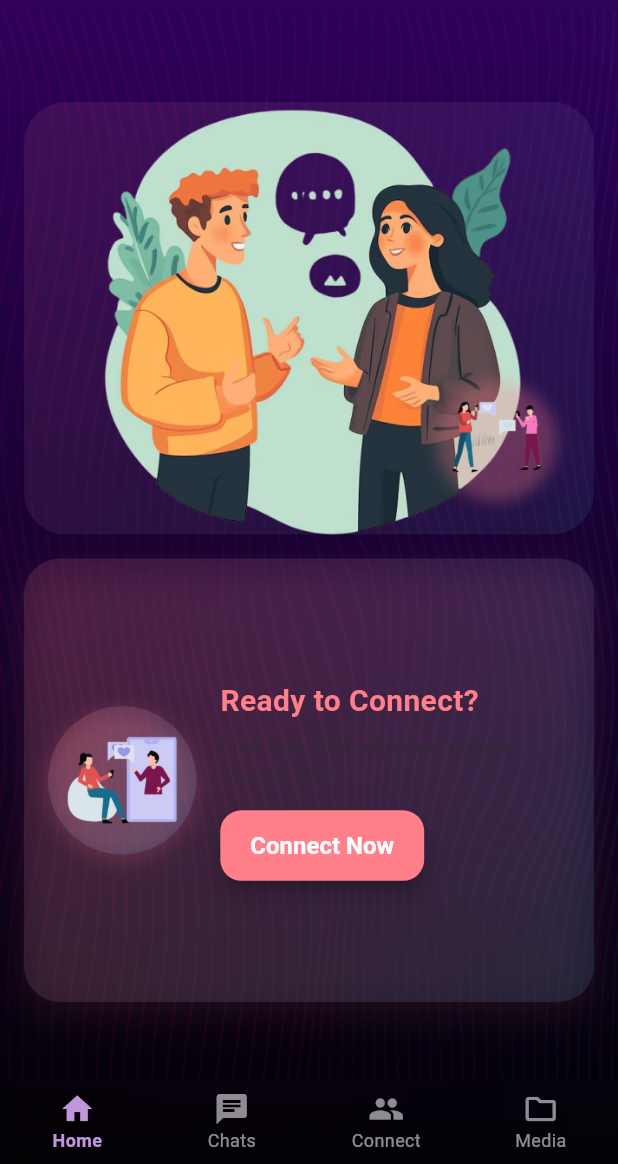
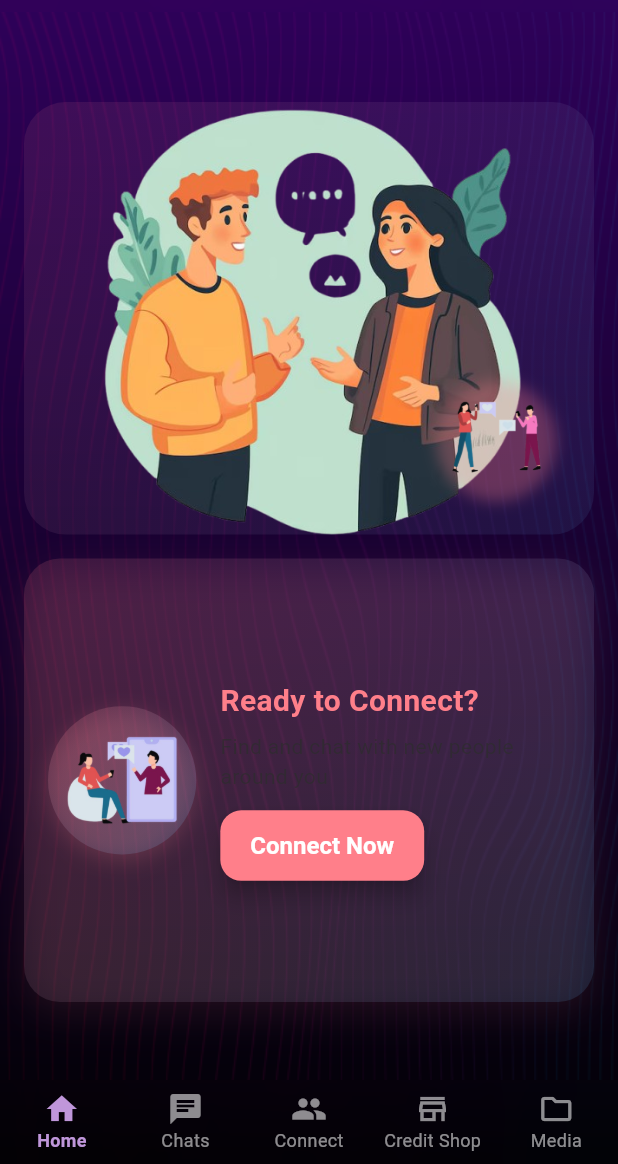
Before and after one commit to Aymanquad/Blabinn-Frontend, a Flutter app: the MainNavigationScreen screen opened by its route, in the side drawer, after a tap on the "person" icon, on a phone screen of 412 x 824 dp, the part 72-1236 px from its top. Run offline on Flutter 3.47's test engine with Material 3 defaults, Android fonts, the phone set to English and light mode, and no system bars; our stand-ins replace device_info_plus, firebase_auth, firebase_core, firebase_messaging, flutter_local_notifications, google_mobile_ads and 7 more; missing offline and left inert: in_app_purchase_android, screen_protector; accounts and stored records are empty; network calls fail.

Commit message:
added cred-shop and also ads-free feature for premium users

```diff
--- a/lib/app.dart
+++ b/lib/app.dart
@@ -32,6 +32,8 @@ import 'screens/test_interstitial_screen.dart';
 import 'widgets/interstitial_ad_manager.dart';
 import 'services/global_matching_service.dart';
 import 'widgets/credits_display.dart';
+import 'screens/credit_shop_screen.dart';
+import 'services/api_service.dart';
 
 // Global navigator key for navigation from anywhere
 final GlobalKey<NavigatorState> navigatorKey = GlobalKey<NavigatorState>();
@@ -321,10 +323,12 @@ class _MainNavigationScreenState extends State<MainNavigationScreen>
     _setupInAppNotificationListener();
     _initializeAnimations();
     _initializeGlobalMatchingService();
+    _claimDailyCreditsIfNeeded();
     _screens = [
       HomeScreen(onNavigateToTab: _onTabTapped),
       const ChatListScreen(),
       const ConnectScreen(),
+      const CreditShopScreen(),
       const MediaFolderScreen(),
     ];
   }
@@ -496,61 +500,41 @@ class _MainNavigationScreenState extends State<MainNavigationScreen>
     );
   }
 
+  Future<void> _claimDailyCreditsIfNeeded() async {
+    try {
+      // Wait until first frame to ensure context/providers are ready
+      WidgetsBinding.instance.addPostFrameCallback((_) async {
+        final userProvider = Provider.of<UserProvider>(context, listen: false);
+        if (userProvider.currentUser == null) return;
+        try {
+          final api = ApiService();
+          final result = await api.claimDailyCredits();
+          final awarded = (result['awarded'] as int?) ?? 0;
+          final credits = (result['credits'] as int?) ?? userProvider.currentUser!.credits;
+          if (awarded > 0) {
+            userProvider.updateCurrentUser(userProvider.currentUser!.copyWith(credits: credits));
+            if (mounted) {
+              ScaffoldMessenger.of(context).showSnackBar(
+                SnackBar(
+                  content: Text('Daily bonus: +$awarded credits'),
+                  duration: const Duration(seconds: 2),
+                ),
+              );
+            }
+          }
+        } catch (_) {}
+      });
+    } catch (_) {}
+  }
+
   void _navigateToProfile() {
     Navigator.pushNamed(context, '/profile');
   }
 
-  void _navigateToChatFromNotification(Map<String, dynamic> notificationData) {
-    try {
-      final senderId = notificationData['senderId'] ?? '';
-      final senderName = notificationData['senderName'] ?? 'Unknown';
-      final chatId = notificationData['chatId'] ?? '';
-
-      // print('🔔 [APP DEBUG] Navigating to chat from notification');
-      // print('   👤 Sender ID: $senderId');
-      // print('   👤 Sender Name: $senderName');
-      // print('   💬 Chat ID: $chatId');
-
-      if (senderId.isEmpty) {
-        // print('❌ [APP DEBUG] Sender ID is empty, cannot navigate to chat');
-        return;
-      }
-
-      // Create a Chat object for friend chat
-      final chat = Chat(
-        id: chatId.isNotEmpty
-            ? chatId
-            : senderId, // Use senderId as chatId if chatId is empty
-        name: senderName,
-        participantIds: [senderId], // Add current user ID later
-        type: ChatType.friend,
-        status: ChatStatus.active,
-        createdAt: DateTime.now(),
-        updatedAt: DateTime.now(),
-      );
-
-      // Navigate to chat screen
-      Navigator.push(
-        context,
-        MaterialPageRoute(
-          builder: (context) => ChatScreen(chat: chat),
-        ),
-      );
-
-      // print('✅ [APP DEBUG] Successfully navigated to chat screen');
-    } catch (e) {
-      // print('❌ [APP DEBUG] Error navigating to chat: $e');
-      ScaffoldMessenger.of(context).showSnackBar(
-        SnackBar(
-          content: Text('Failed to open chat: ${e.toString()}'),
-          backgroundColor: Colors.red,
-        ),
-      );
-    }
-  }
+  // Removed unused duplicate navigation method
 
   Widget _buildDrawer(BuildContext context) {
-    final theme = Theme.of(context);
+    // Using Theme.of(context) inline below
     return Drawer(
       child: Container(
         decoration: BoxDecoration(
@@ -558,8 +542,8 @@ class _MainNavigationScreenState extends State<MainNavigationScreen>
             begin: Alignment.topLeft,
             end: Alignment.bottomRight,
             colors: [
-              theme.colorScheme.surface,
-              theme.colorScheme.surface.withOpacity(0.95),
+              Theme.of(context).colorScheme.surface,
+              Theme.of(context).colorScheme.surface.withOpacity(0.95),
             ],
           ),
         ),
@@ -623,7 +607,7 @@ class _MainNavigationScreenState extends State<MainNavigationScreen>
                         icon: Icons.search,
                         title: 'Find People',
                         subtitle: 'Search and connect with new people',
-                        iconColor: theme.colorScheme.tertiary,
+                        iconColor: Theme.of(context).colorScheme.tertiary,
                         onTap: () {
                           Navigator.pop(context);
                           Navigator.pushNamed(context, '/search');
@@ -634,7 +618,7 @@ class _MainNavigationScreenState extends State<MainNavigationScreen>
                         icon: Icons.people,
                         title: 'Friend Requests',
                         subtitle: 'Manage your friend requests',
-                        iconColor: theme.colorScheme.secondary,
+                        iconColor: Theme.of(context).colorScheme.secondary,
                         onTap: () {
                           Navigator.pop(context);
                           Navigator.pushNamed(context, '/friend-requests');
@@ -645,7 +629,7 @@ class _MainNavigationScreenState extends State<MainNavigationScreen>
                         icon: Icons.favorite,
                         title: 'Friends Section',
                         subtitle: 'View and manage your friends',
-                        iconColor: theme.colorScheme.tertiary,
+                        iconColor: Theme.of(context).colorScheme.tertiary,
                         onTap: () {
                           Navigator.pop(context);
                           Navigator.pushNamed(context, '/friends-list');
@@ -656,7 +640,7 @@ class _MainNavigationScreenState extends State<MainNavigationScreen>
                         icon: Icons.history,
                         title: 'Your Activity',
                         subtitle: 'View your recent activity',
-                        iconColor: theme.colorScheme.primary,
+                        iconColor: Theme.of(context).colorScheme.primary,
                         onTap: () {
                           Navigator.pop(context);
                           _showActivityDialog(context);
@@ -716,7 +700,7 @@ class _MainNavigationScreenState extends State<MainNavigationScreen>
 
   Widget _buildDrawerSection(
       BuildContext context, String title, List<Widget> children) {
-    final theme = Theme.of(context);
+    // final theme = Theme.of(context);
     return Column(
       crossAxisAlignment: CrossAxisAlignment.start,
       children: [
@@ -727,7 +711,7 @@ class _MainNavigationScreenState extends State<MainNavigationScreen>
             style: TextStyle(
               fontSize: 12,
               fontWeight: FontWeight.w600,
-              color: theme.colorScheme.onSurface.withOpacity(0.6),
+              color: Theme.of(context).colorScheme.onSurface.withOpacity(0.6),
               letterSpacing: 0.5,
             ),
           ),
@@ -866,8 +850,7 @@ class _MainNavigationScreenState extends State<MainNavigationScreen>
 
   @override
   Widget build(BuildContext context) {
-    final theme = Theme.of(context);
-    final isDark = theme.brightness == Brightness.dark;
+
 
     return Scaffold(
       key: _scaffoldKey,
@@ -989,6 +972,10 @@ class _MainNavigationScreenState extends State<MainNavigationScreen>
                   icon: Icon(AppIcons.connect),
                   label: AppStrings.connect,
                 ),
+                const BottomNavigationBarItem(
+                  icon: Icon(Icons.store_mall_directory_outlined),
+                  label: 'Credit Shop',
+                ),
                 BottomNavigationBarItem(
                   icon: Icon(AppIcons.media),
                   label: AppStrings.media,
--- a/lib/models/user.dart
+++ b/lib/models/user.dart
@@ -12,6 +12,7 @@ class User {
   final bool isOnline;
   final DateTime? lastSeen;
   final bool isPremium;
+  final bool adsFree; // Ads-free status for premium users
   final int credits; // Credits for in-app purchases
   final DateTime createdAt;
   final DateTime updatedAt;
@@ -35,7 +36,8 @@ class User {
     this.isOnline = false,
     this.lastSeen,
     this.isPremium = false,
-    this.credits = 50, // Default credits for new users
+    this.adsFree = false, // Default to showing ads
+    this.credits = 100, // Default credits for new users
     required this.createdAt,
     required this.updatedAt,
     this.isBlocked = false,
@@ -59,6 +61,7 @@ class User {
     bool? isOnline,
     DateTime? lastSeen,
     bool? isPremium,
+    bool? adsFree,
     int? credits,
     DateTime? createdAt,
     DateTime? updatedAt,
@@ -82,6 +85,7 @@ class User {
       isOnline: isOnline ?? this.isOnline,
       lastSeen: lastSeen ?? this.lastSeen,
       isPremium: isPremium ?? this.isPremium,
+      adsFree: adsFree ?? this.adsFree,
       credits: credits ?? this.credits,
       createdAt: createdAt ?? this.createdAt,
       updatedAt: updatedAt ?? this.updatedAt,
@@ -108,6 +112,7 @@ class User {
              'isOnline': isOnline,
        'lastSeen': lastSeen?.toIso8601String(),
        'isPremium': isPremium,
+       'adsFree': adsFree,
        'credits': credits,
        'createdAt': createdAt.toIso8601String(),
       'updatedAt': updatedAt.toIso8601String(),
@@ -159,7 +164,8 @@ class User {
 
       // print('🔍 DEBUG: Profile image URL extracted: $userProfileImage');
 
-      final bool isAnonymousUser = json['isAnonymous'] as bool? ?? false;
+      // Keep for future use if needed
+      // final bool isAnonymousUser = json['isAnonymous'] as bool? ?? false;
 
       // print(
       //     '🔍 DEBUG: Extracted user data - ID: $userId, Name: $userName, Email: $userEmail');
@@ -238,7 +244,8 @@ class User {
                  isOnline: json['isOnline'] as bool? ?? false,
          lastSeen: lastSeenDate,
          isPremium: json['isPremium'] as bool? ?? false,
-         credits: json['credits'] as int? ?? 50, // Default 50 credits for all users
+         adsFree: json['adsFree'] as bool? ?? false, // Default to showing ads
+         credits: json['credits'] as int? ?? 100, // Default 100 credits for all users
          createdAt: createdAtDate,
         updatedAt: updatedAtDate,
         isBlocked: json['isBlocked'] as bool? ?? false,
```
Also changed, not shown: lib/core/ad_config.dart (+23 -0 lines), lib/screens/credit_shop_screen.dart (added, +367 -0 lines), lib/services/api_service.dart (+25 -4 lines), 1 other file.
